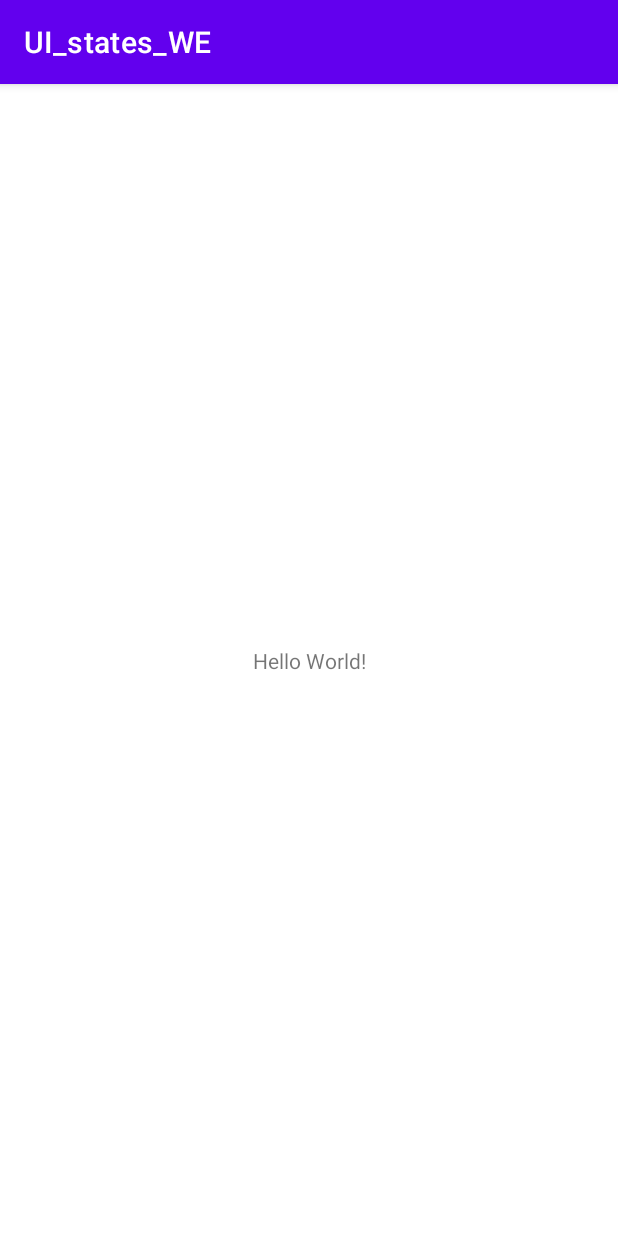
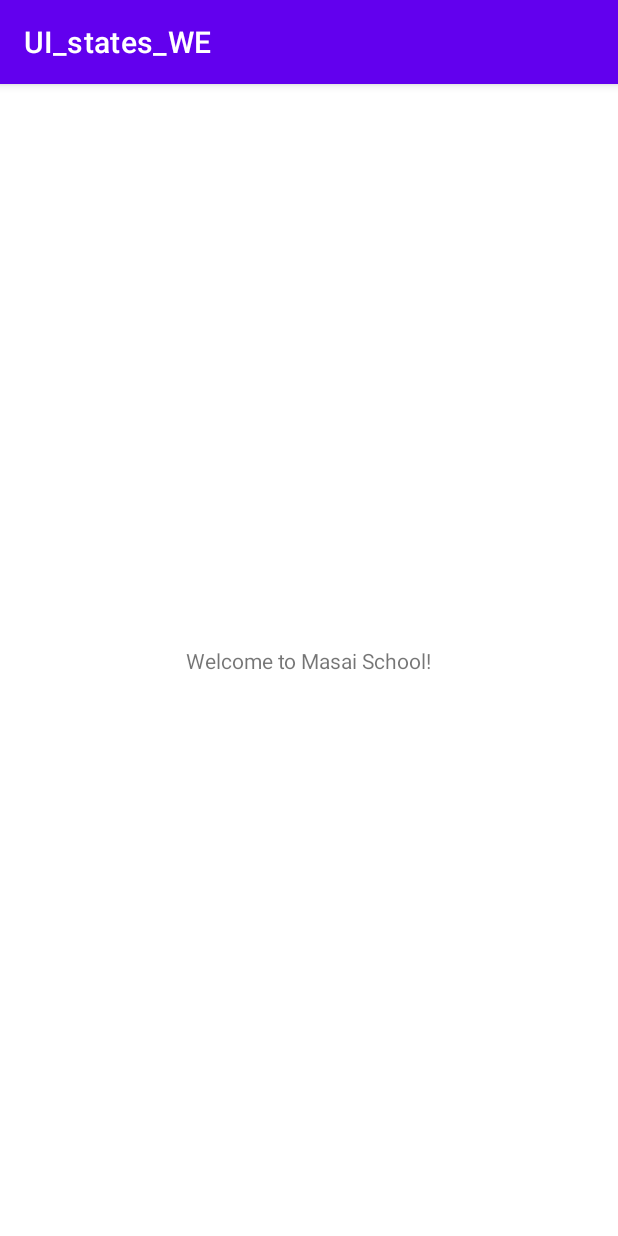
Before and after one commit to rkpsx7/UI_states_WE, an Android app: the screen it shows after launch (MainActivity), on a phone screen of 412 x 824 dp. Run offline under Robolectric (Android 15) with nearby library versions, the phone set to English and light mode, and no system bars.

```diff
--- a/app/src/main/res/layout/activity_main.xml
+++ b/app/src/main/res/layout/activity_main.xml
@@ -7,9 +7,10 @@
     tools:context=".MainActivity">
 
     <TextView
+        android:id="@+id/tvOne"
         android:layout_width="wrap_content"
         android:layout_height="wrap_content"
-        android:text="Hello World!"
+        android:text="Welcome to Masai School!"
         app:layout_constraintBottom_toBottomOf="parent"
         app:layout_constraintLeft_toLeftOf="parent"
         app:layout_constraintRight_toRightOf="parent"
```
Also changed, not shown: app/src/main/java/com/example/ui_states_we/MainActivity.java (+18 -0 lines).
